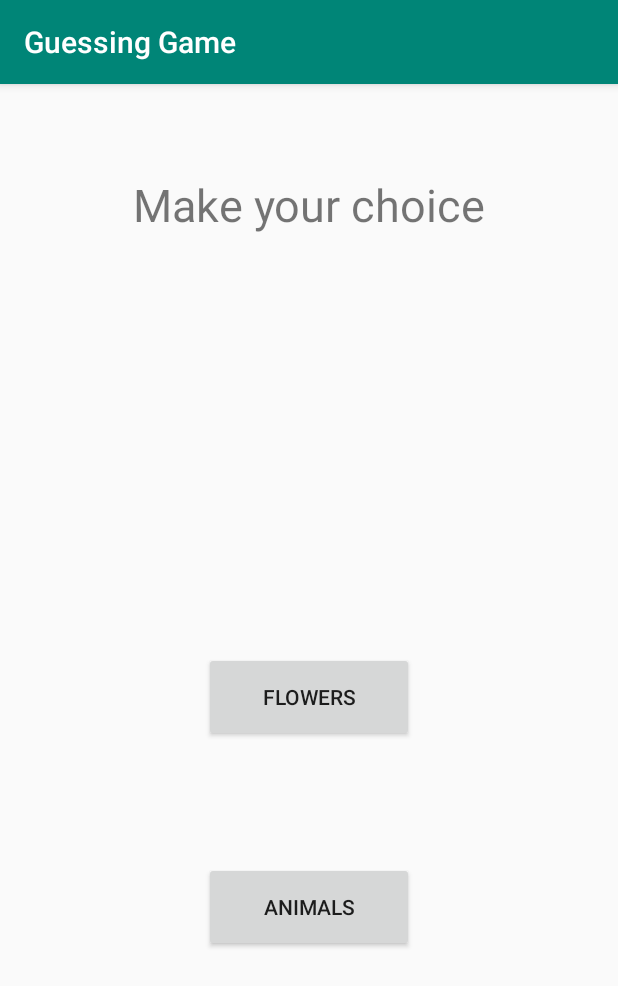
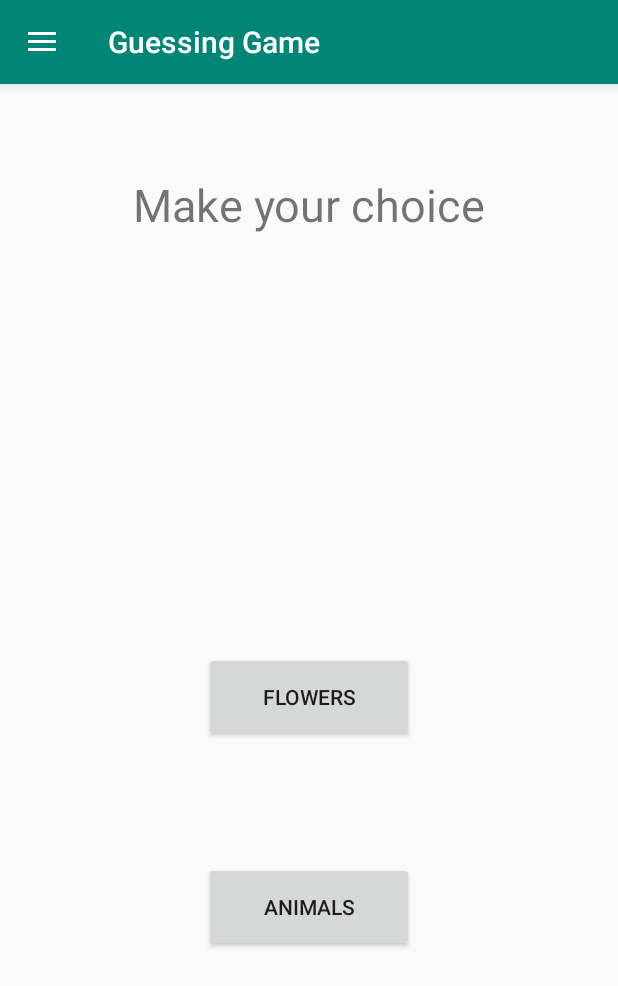
Before and after one commit to pinakip1998/GuessingGame, an Android app: the screen it shows after launch (CategoryActivity), on a phone screen of 412 x 824 dp. Shown: the top 986 px of the screen. Run offline under Robolectric (Android 15) with nearby library versions, the phone set to English and light mode, and no system bars; libraries missing offline, so code that uses them is left out: io.realm; 2 statements that could not run were skipped.

Commit message:
Nav bar addition to category page

```diff
--- a/app/build.gradle
+++ b/app/build.gradle
@@ -32,5 +32,6 @@ dependencies {
     testImplementation 'junit:junit:4.12'
     androidTestImplementation 'androidx.test:runner:1.2.0'
     androidTestImplementation 'androidx.test.espresso:espresso-core:3.2.0'
+    implementation 'com.google.android.material:material:1.1.0-alpha07'
     implementation 'androidx.recyclerview:recyclerview:1.0.0'
 }
--- a/app/src/main/java/com/example/guessinggame/CategoryActivity.java
+++ b/app/src/main/java/com/example/guessinggame/CategoryActivity.java
@@ -1,20 +1,58 @@
 package com.example.guessinggame;
 
+import androidx.annotation.NonNull;
+import androidx.appcompat.app.ActionBarDrawerToggle;
 import androidx.appcompat.app.AppCompatActivity;
+import androidx.drawerlayout.widget.DrawerLayout;
+import androidx.recyclerview.widget.LinearLayoutManager;
+import androidx.recyclerview.widget.RecyclerView;
 
 import android.content.Intent;
 import android.os.Bundle;
+import android.view.MenuItem;
 import android.view.View;
+import android.widget.TextView;
 
-public class CategoryActivity extends AppCompatActivity {
+import com.google.android.material.navigation.NavigationView;
+
+
+public class CategoryActivity extends AppCompatActivity implements NavigationView.OnNavigationItemSelectedListener {
+    DrawerLayout dl;
+    NavigationView nv;
+    ActionBarDrawerToggle toggle;
+    TextView user;
     public static final String EXTRA_STRING="com.example.guessinggame.EXTRA_STRING";
     public String animal="Animal";
     public String flower="Flower";
+    String userName;
     @Override
     protected void onCreate(Bundle savedInstanceState) {
         super.onCreate(savedInstanceState);
         setContentView(R.layout.activity_category);
+        dl = findViewById(R.id.drawerLayout);
+        nv = findViewById(R.id.nview);
+        toggle = new ActionBarDrawerToggle(this, dl, R.string.open_menu, R.string.close_menu);
+        nv.setNavigationItemSelectedListener(this);
+        View navView=nv.getHeaderView(0);
+        user=navView.findViewById(R.id.user);
+        dl.addDrawerListener(toggle);
+        toggle.syncState();
+        getSupportActionBar().setDisplayHomeAsUpEnabled(true);
 
+        Bundle b = getIntent().getBundleExtra("cred");
+        userName = b.getString("name");
+        user.setText(userName);
+    }
+
+    public boolean onOptionsItemSelected(MenuItem item) {
+        // Pass the event to ActionBarDrawerToggle, if it returns
+        // true, then it has handled the app icon touch event
+        if (toggle.onOptionsItemSelected(item)) {
+            return true;
+        }
+        // Handle your other action bar items...
+
+        return super.onOptionsItemSelected(item);
     }
 
     public void startGame(View view)
@@ -32,4 +70,28 @@ public class CategoryActivity extends AppCompatActivity {
         }
         startActivity(intent);
     }
+
+    @Override
+    public boolean onNavigationItemSelected(@NonNull MenuItem item) {
+    switch (item.getItemId()){
+        case R.id.score:
+            Intent intent = new Intent(this,LeaderBoard.class);
+            startActivity(intent);
+            break;
+        case R.id.exit:
+            Intent intent3 = new Intent(this, LoginActivity.class);
+            intent3.addFlags(Intent.FLAG_ACTIVITY_CLEAR_TOP);
+            intent3.putExtra("exit", true);
+            startActivity(intent3);
+            break;
+        case R.id.logout:
+            Intent intent2 = new Intent(this,LoginActivity.class);
+            intent2.addFlags(Intent.FLAG_ACTIVITY_CLEAR_TOP);
+            startActivity(intent2);
+            finish();
+            break;
+    }
+
+    return true;
 }
+}
--- a/app/src/main/res/layout/activity_category.xml
+++ b/app/src/main/res/layout/activity_category.xml
@@ -1,4 +1,13 @@
 <?xml version="1.0" encoding="utf-8"?>
+<androidx.drawerlayout.widget.DrawerLayout
+    android:id="@+id/drawerLayout"
+    xmlns:android="http://schemas.android.com/apk/res/android"
+    xmlns:app="http://schemas.android.com/apk/res-auto"
+    xmlns:tools="http://schemas.android.com/tools"
+    android:layout_width="match_parent"
+    android:layout_height="match_parent"
+    tools:openDrawer="start"
+    tools:context=".CategoryActivity">
 <LinearLayout xmlns:android="http://schemas.android.com/apk/res/android"
     xmlns:tools="http://schemas.android.com/tools"
     android:layout_width="match_parent"
@@ -43,3 +52,12 @@
     </RelativeLayout>
 
 </LinearLayout>
+    <com.google.android.material.navigation.NavigationView
+        android:id="@+id/nview"
+        android:layout_width="wrap_content"
+        android:layout_height="match_parent"
+        android:layout_gravity="start"
+        app:headerLayout="@layout/nav_header"
+        app:menu="@menu/nav_menu"
+        />
+</androidx.drawerlayout.widget.DrawerLayout>
--- /dev/null
+++ b/app/src/main/res/menu/nav_menu.xml
@@ -0,0 +1,16 @@
+<?xml version="1.0" encoding="utf-8"?>
+<menu xmlns:android="http://schemas.android.com/apk/res/android">
+    <item
+        android:id="@+id/score"
+
+        android:title="Leader Board"
+        />
+    <item
+        android:id="@+id/logout"
+        android:title="Log out" />
+    <item
+        android:id="@+id/exit"
+        android:title="Exit"/>
+
+
+</menu>
--- a/app/src/main/res/values/strings.xml
+++ b/app/src/main/res/values/strings.xml
@@ -1,5 +1,7 @@
 <resources>
     <string name="app_name">Guessing Game</string>
+    <string name="open_menu">open</string>
+    <string name="close_menu">close</string>
     <dimen name="button_width">130sp</dimen>
     <dimen name="button_height">70sp</dimen>
 </resources>
```
Also changed, not shown: app/src/main/res/layout/nav_header.xml (added, +21 -0 lines).
